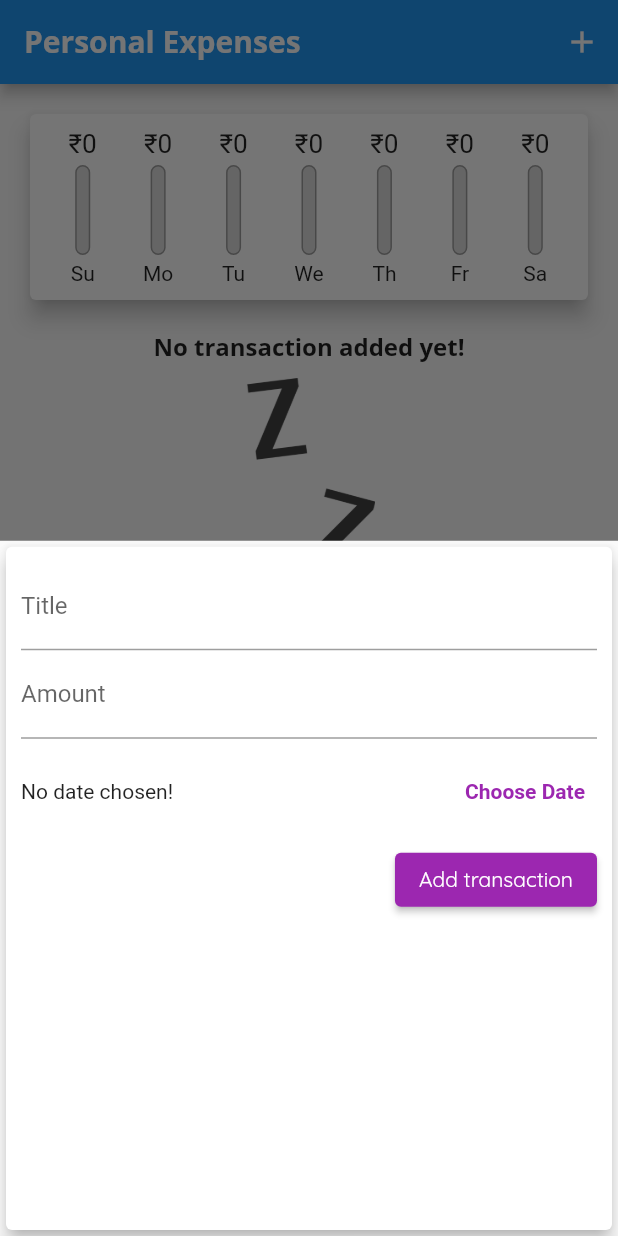
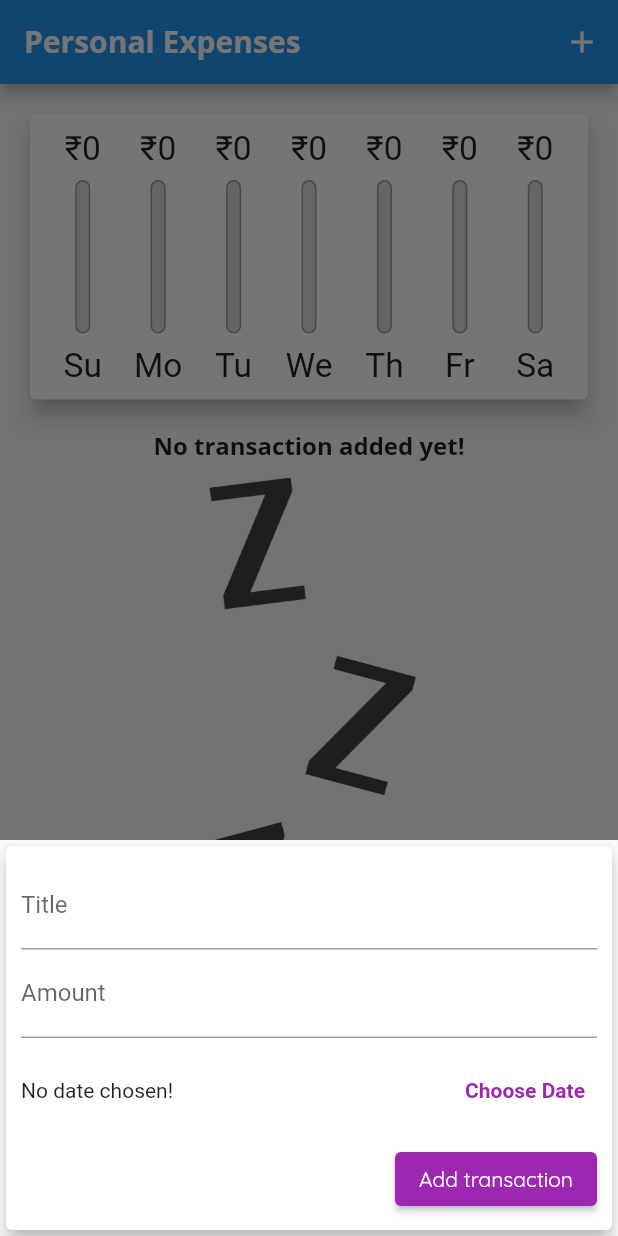
Before and after one commit to Pockerman20/Personal_Expense_App, a Flutter app: the screen it shows after launch, after a tap on the "add" icon, on a phone screen of 412 x 824 dp. Run offline on Flutter 3.47's test engine with Material 2 defaults, Android fonts, the phone set to English and light mode, and no system bars.

Commit message:
added responsiveness and adaptivity

```diff
--- a/lib/main.dart
+++ b/lib/main.dart
@@ -1,10 +1,22 @@
+import 'dart:io';
+
+import 'package:flutter/cupertino.dart';
 import 'package:flutter/material.dart';
+import 'package:flutter/services.dart';
+
 import './widgets/chart.dart';
 import './widgets/transaction_list.dart';
 import './widgets/new_transaction.dart';
 import './models/transaction.dart';
 
 void main() {
+  // for not allowing user to use app in other orientation, we use these lines.
+
+  // WidgetsFlutterBinding.ensureInitialized();
+  // SystemChrome.setPreferredOrientations([
+  //   DeviceOrientation.portraitUp,
+  //   DeviceOrientation.portraitDown,
+  // ]);
   runApp(const MyApp());
 }
 
@@ -16,6 +28,7 @@
   Widget build(BuildContext context) {
     return MaterialApp(
       title: 'Personal Expenses',
+      debugShowCheckedModeBanner: false,
       theme: ThemeData(
           primarySwatch: Colors.purple,
           // this is for deprecated accentColor properties.
@@ -67,6 +80,7 @@
 }
 
 class _MyHomePageState extends State<MyHomePage> {
+  bool _isShowChart = false;
   final List<Transaction> _userTransaction = [
     // Transaction(
     //   id: 't1',
@@ -133,11 +147,25 @@
 
   @override
   Widget build(BuildContext context) {
-    return Scaffold(
-      appBar: AppBar(
+    final mediaQuery = MediaQuery.of(context);
+    final isLandScape = mediaQuery.orientation == Orientation.landscape;
+    final appBar = Platform.isIOS
+        ? CupertinoNavigationBar(
+            middle: const Text(
+              'Personal Expenses',
+              style: TextStyle(fontFamily: 'OpenSans'),
+            ),
+            trailing: Row(mainAxisSize: MainAxisSize.min, children: [
+              GestureDetector(
+                child: Icon(CupertinoIcons.add),
+                onTap: () => _startAddNewTransaction(context),
+              ),
+            ]),
+          ) as ObstructingPreferredSizeWidget
+        : AppBar(
             title: const Text(
               'Personal Expenses',
-          // style: TextStyle(fontFamily: 'OpenSans'),
+              style: TextStyle(fontFamily: 'OpenSans'),
             ),
             actions: [
               IconButton(
@@ -145,20 +173,76 @@
                 icon: Icon(Icons.add),
               ),
             ],
-      ),
-      body: SingleChildScrollView(
+          );
+    final txListWidget = Container(
+      child: TransactionList(_userTransaction, _deleteTransaction),
+      height: (mediaQuery.size.height -
+              appBar.preferredSize.height -
+              mediaQuery.padding.top) *
+          0.7,
+    );
+    final pageBody = SafeArea(
+      child: SingleChildScrollView(
         // this scroll is used to scroll down the whole screen, not some part of screen...
         child: Column(
           // mainAxisAlignment: MainAxisAlignment.start,
           crossAxisAlignment: CrossAxisAlignment.stretch,
           children: <Widget>[
-            Chart(_recentTransactions),
-            TransactionList(_userTransaction, _deleteTransaction),
+            if (isLandScape)
+              Row(
+                mainAxisAlignment: MainAxisAlignment.center,
+                children: [
+                  Text(
+                    "Show Chart",
+                    style: Theme.of(context).textTheme.titleLarge,
+                  ),
+                  Switch.adaptive(
+                      activeColor: Theme.of(context).colorScheme.secondary,
+                      value: _isShowChart,
+                      onChanged: (val) {
+                        setState(() {
+                          _isShowChart = val;
+                        });
+                      })
+                ],
+              ),
+            if (!isLandScape)
+              Container(
+                child: Chart(_recentTransactions),
+                height: (mediaQuery.size.height -
+                        appBar.preferredSize.height -
+                        mediaQuery.padding.top) *
+                    0.3,
+              ),
+            if (!isLandScape) txListWidget,
+            if (isLandScape)
+              _isShowChart
+                  ? Container(
+                      child: Chart(_recentTransactions),
+                      height: (mediaQuery.size.height -
+                              appBar.preferredSize.height -
+                              mediaQuery.padding.top) *
+                          0.7,
+                    )
+                  : txListWidget,
           ],
         ),
       ),
-      floatingActionButtonLocation: FloatingActionButtonLocation.centerFloat,
-      floatingActionButton: FloatingActionButton(
+    );
+
+    return Platform.isIOS
+        ? CupertinoPageScaffold(
+            child: pageBody,
+            navigationBar: appBar as ObstructingPreferredSizeWidget,
+          )
+        : Scaffold(
+            appBar: appBar,
+            body: pageBody,
+            floatingActionButtonLocation:
+                FloatingActionButtonLocation.centerFloat,
+            floatingActionButton: Platform.isIOS
+                ? Container()
+                : FloatingActionButton(
                     onPressed: () => _startAddNewTransaction(context),
                     child: Icon(Icons.add),
                   ),
--- /dev/null
+++ b/lib/widgets/adaptive_flat_button.dart
@@ -0,0 +1,30 @@
+import 'dart:io';
+import 'package:flutter/material.dart';
+import 'package:flutter/cupertino.dart';
+
+class AdaptiveButton extends StatelessWidget {
+  final String text;
+  final Function()? handler;
+
+  AdaptiveButton(this.text, this.handler);
+  @override
+  Widget build(BuildContext context) {
+    return Platform.isIOS
+        ? CupertinoButton(
+            child: Text(
+              text,
+              style: TextStyle(fontWeight: FontWeight.bold),
+            ),
+            onPressed: handler)
+        : TextButton(
+            onPressed: handler,
+            child: Text(text),
+            style: TextButton.styleFrom(
+              foregroundColor: Theme.of(context).primaryColor,
+              textStyle: TextStyle(
+                fontWeight: FontWeight.bold,
+              ),
+            ),
+          );
+  }
+}
--- a/lib/widgets/chart_bar.dart
+++ b/lib/widgets/chart_bar.dart
@@ -10,18 +10,19 @@
 
   @override
   Widget build(BuildContext context) {
+    return LayoutBuilder(builder: (ctx, constraints) {
       return Column(
         children: [
           Container(
-          height: 20,
+            height: constraints.maxHeight * 0.15,
             child:
                 FittedBox(child: Text('₹${spendingAmount.toStringAsFixed(0)}')),
           ),
           SizedBox(
-          height: 4,
+            height: constraints.maxHeight * 0.05,
           ),
           Container(
-          height: 60,
+            height: constraints.maxHeight * 0.6,
             width: 10,
             child: Stack(
               children: [
@@ -45,10 +46,14 @@
             ),
           ),
           SizedBox(
-          height: 4,
+            height: constraints.maxHeight * 0.05,
           ),
-        Text(label),
+          Container(
+            height: constraints.maxHeight * 0.15,
+            child: FittedBox(child: Text(label)),
+          ),
         ],
       );
+    });
   }
 }
--- a/lib/widgets/new_transaction.dart
+++ b/lib/widgets/new_transaction.dart
@@ -1,5 +1,9 @@
+import 'dart:io';
+
+import 'package:flutter/cupertino.dart';
 import 'package:flutter/material.dart';
 import 'package:intl/intl.dart';
+import 'package:personal_expense_app/widgets/adaptive_flat_button.dart';
 
 class NewTransaction extends StatefulWidget {
   // const NewTransaction({super.key});
@@ -45,15 +49,19 @@
         _selectedDate = pickedDate;
       });
     });
-    // print('....');
   }
 
   @override
   Widget build(BuildContext context) {
-    return Card(
+    return SingleChildScrollView(
+      child: Card(
         elevation: 5,
         child: Container(
-        padding: EdgeInsets.all(10),
+          padding: EdgeInsets.only(
+              left: 10,
+              top: 10,
+              right: 10,
+              bottom: MediaQuery.of(context).viewInsets.bottom + 10),
           child: Column(
             crossAxisAlignment: CrossAxisAlignment.end,
             children: <Widget>[
@@ -81,16 +89,7 @@
                           ? 'No date chosen!'
                           : 'Picked Date: ${DateFormat.yMd().format(_selectedDate!)}'),
                     ),
-                  TextButton(
-                    onPressed: _presentDatePicker,
-                    child: Text('Choose Date'),
-                    style: TextButton.styleFrom(
-                      foregroundColor: Theme.of(context).primaryColor,
-                      textStyle: TextStyle(
-                        fontWeight: FontWeight.bold,
-                      ),
-                    ),
-                  ),
+                    AdaptiveButton('Choose Date', _presentDatePicker),
                   ],
                 ),
               ),
@@ -112,6 +111,7 @@
             ],
           ),
         ),
+      ),
     );
   }
 }
--- a/lib/widgets/transaction_list.dart
+++ b/lib/widgets/transaction_list.dart
@@ -20,7 +20,8 @@
       // this scroll is used to scroll only the list in the app not the whole screen...
       height: 450,
       child: transactions.isEmpty
-          ? Column(
+          ? LayoutBuilder(builder: (ctx, constraints) {
+              return Column(
                 children: [
                   Text(
                     'No transaction added yet!',
@@ -30,14 +31,16 @@
                     height: 10,
                   ),
                   SizedBox(
-                  height: 200,
+                    height: constraints.maxHeight * 0.6,
+                    // height: 200,
                     child: Image.asset(
                       'assets/31.1 fonts/images/waiting.png',
                       fit: BoxFit.cover,
                     ),
                   ),
                 ],
-            )
+              );
+            })
           : ListView.builder(
               itemBuilder: (ctx, index) {
                 return Card(
@@ -70,7 +73,16 @@
                     subtitle: Text(
                       DateFormat.yMMMd().format(transactions[index].date),
                     ),
-                    trailing: IconButton(
+                    trailing: MediaQuery.of(context).size.width > 460
+                        ? TextButton.icon(
+                            onPressed: () => deleteTx(transactions[index].id),
+                            icon: Icon(Icons.delete),
+                            label: Text('Delete'),
+                            style: TextButton.styleFrom(
+                              foregroundColor: Colors.red,
+                            ),
+                          )
+                        : IconButton(
                             onPressed: () => deleteTx(transactions[index].id),
                             icon: Icon(Icons.delete),
                             color: Theme.of(context).errorColor,
```
Also changed, not shown: pubspec.lock. Lines whose indentation alone changed are shown as unchanged.
